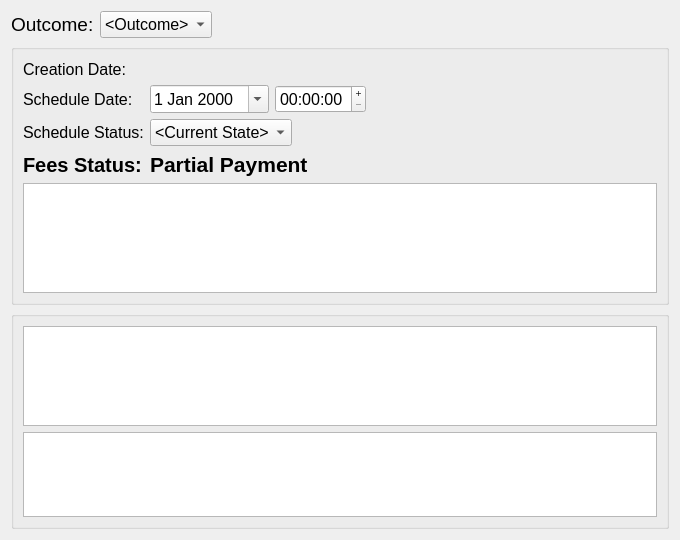
lansdon/cpts483_drc, file drc/gui/mediationsessionform.ui: the form before one commit.
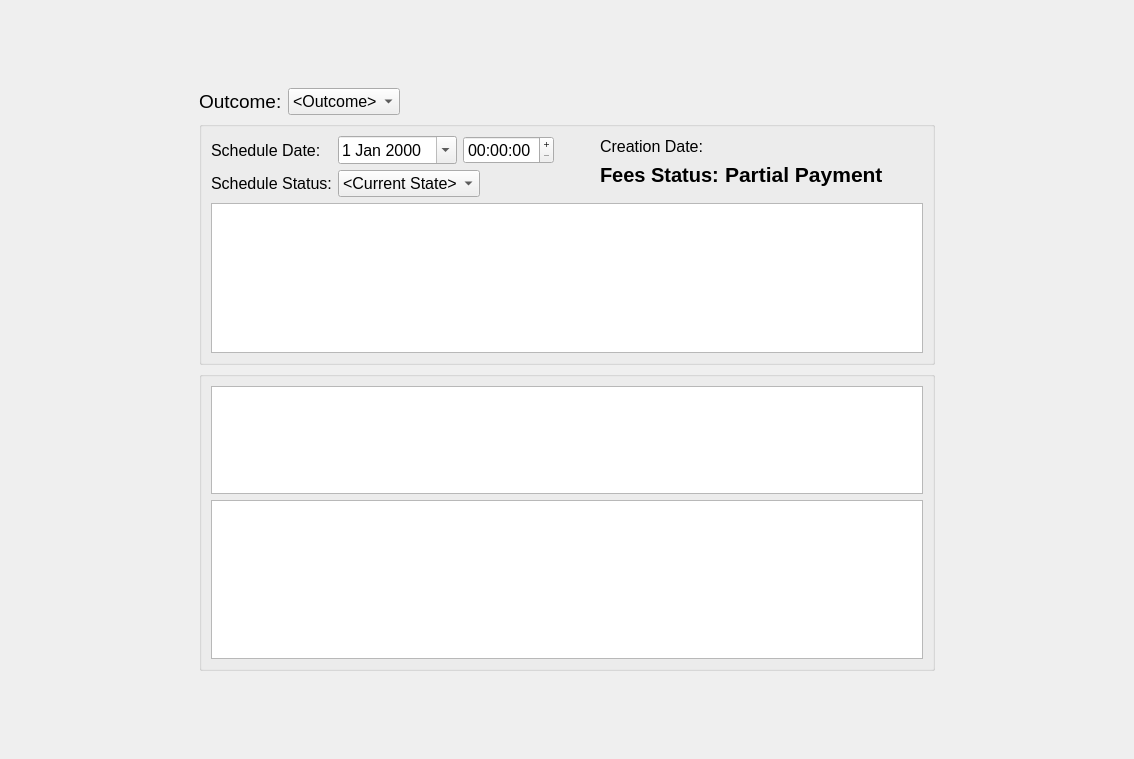
The form after the commit.

Patch:
```diff
--- a/drc/gui/mediationsessionform.ui
+++ b/drc/gui/mediationsessionform.ui
@@ -6,8 +6,8 @@
    <rect>
     <x>0</x>
     <y>0</y>
-    <width>680</width>
-    <height>540</height>
+    <width>1134</width>
+    <height>759</height>
    </rect>
   </property>
   <property name="sizePolicy">
@@ -16,12 +16,6 @@
     <verstretch>0</verstretch>
    </sizepolicy>
   </property>
-  <property name="maximumSize">
-   <size>
-    <width>16777215</width>
-    <height>600</height>
-   </size>
-  </property>
   <property name="baseSize">
    <size>
     <width>700</width>
@@ -36,50 +30,8 @@
   <property name="windowTitle">
    <string>Mediation Session</string>
   </property>
-  <layout class="QVBoxLayout" name="verticalLayout">
-   <item>
-    <layout class="QHBoxLayout" name="horizontalLayout_3">
-     <item>
-      <layout class="QFormLayout" name="formLayout_2">
-       <item row="0" column="0">
-        <widget class="QLabel" name="label_3">
-         <property name="font">
-          <font>
-           <pointsize>14</pointsize>
-          </font>
-         </property>
-         <property name="text">
-          <string>Outcome:</string>
-         </property>
-        </widget>
-       </item>
-       <item row="0" column="1">
-        <widget class="QComboBox" name="outcomeComboBox">
-         <item>
-          <property name="text">
-           <string>&lt;Outcome&gt;</string>
-          </property>
-         </item>
-        </widget>
-       </item>
-      </layout>
-     </item>
-     <item>
-      <spacer name="horizontalSpacer">
-       <property name="orientation">
-        <enum>Qt::Horizontal</enum>
-       </property>
-       <property name="sizeHint" stdset="0">
-        <size>
-         <width>40</width>
-         <height>20</height>
-        </size>
-       </property>
-      </spacer>
-     </item>
-    </layout>
-   </item>
-   <item>
+  <layout class="QGridLayout" name="gridLayout">
+   <item row="2" column="1">
     <widget class="QGroupBox" name="groupBox_2">
      <property name="title">
       <string/>
@@ -88,6 +40,8 @@
       <item>
        <layout class="QVBoxLayout" name="verticalLayout_3">
         <item>
+         <layout class="QHBoxLayout" name="horizontalLayout_4">
+          <item>
          <layout class="QFormLayout" name="formLayout">
           <property name="sizeConstraint">
            <enum>QLayout::SetNoConstraint</enum>
@@ -96,21 +50,6 @@
            <enum>QFormLayout::AllNonFixedFieldsGrow</enum>
           </property>
           <item row="0" column="0">
-           <widget class="QLabel" name="creationDateLabel">
-            <property name="font">
-             <font>
-              <pointsize>12</pointsize>
-             </font>
-            </property>
-            <property name="text">
-             <string>Creation Date:</string>
-            </property>
-            <property name="textInteractionFlags">
-             <set>Qt::LinksAccessibleByMouse</set>
-            </property>
-           </widget>
-          </item>
-          <item row="1" column="0">
            <widget class="QLabel" name="label">
             <property name="font">
              <font>
@@ -122,63 +61,7 @@
             </property>
            </widget>
           </item>
-          <item row="2" column="0">
-           <widget class="QLabel" name="label_2">
-            <property name="text">
-             <string>Schedule Status:</string>
-            </property>
-           </widget>
-          </item>
-          <item row="3" column="0">
-           <widget class="QLabel" name="FeesPaidLabel">
-            <property name="font">
-             <font>
-              <pointsize>15</pointsize>
-              <weight>75</weight>
-              <bold>true</bold>
-             </font>
-            </property>
-            <property name="text">
-             <string>Fees Status:</string>
-            </property>
-           </widget>
-          </item>
           <item row="0" column="1">
-           <layout class="QHBoxLayout" name="horizontalLayout_4">
-            <item>
-             <widget class="QLabel" name="CreationDateDisplayLabel">
-              <property name="sizePolicy">
-               <sizepolicy hsizetype="Expanding" vsizetype="Preferred">
-                <horstretch>0</horstretch>
-                <verstretch>0</verstretch>
-               </sizepolicy>
-              </property>
-              <property name="font">
-               <font>
-                <pointsize>12</pointsize>
-               </font>
-              </property>
-              <property name="text">
-               <string>&lt;Creation Date&gt;</string>
-              </property>
-             </widget>
-            </item>
-            <item>
-             <spacer name="horizontalSpacer_2">
-              <property name="orientation">
-               <enum>Qt::Horizontal</enum>
-              </property>
-              <property name="sizeHint" stdset="0">
-               <size>
-                <width>40</width>
-                <height>20</height>
-               </size>
-              </property>
-             </spacer>
-            </item>
-           </layout>
-          </item>
-          <item row="1" column="1">
            <layout class="QHBoxLayout" name="horizontalLayout_5">
             <item>
              <widget class="QDateEdit" name="dateEdit">
@@ -204,7 +87,7 @@
              </widget>
             </item>
             <item>
-             <spacer name="horizontalSpacer_3">
+               <spacer name="horizontalSpacer_4">
               <property name="orientation">
                <enum>Qt::Horizontal</enum>
               </property>
@@ -218,8 +101,15 @@
             </item>
            </layout>
           </item>
-          <item row="2" column="1">
-           <layout class="QHBoxLayout" name="horizontalLayout_6">
+            <item row="1" column="0">
+             <widget class="QLabel" name="label_2">
+              <property name="text">
+               <string>Schedule Status:</string>
+              </property>
+             </widget>
+            </item>
+            <item row="1" column="1">
+             <layout class="QHBoxLayout" name="horizontalLayout_8">
             <item>
              <widget class="QComboBox" name="stateComboBox">
               <property name="minimumSize">
@@ -241,7 +131,7 @@
              </widget>
             </item>
             <item>
-             <spacer name="horizontalSpacer_4">
+               <spacer name="horizontalSpacer_5">
               <property name="orientation">
                <enum>Qt::Horizontal</enum>
               </property>
@@ -255,8 +145,41 @@
             </item>
            </layout>
           </item>
-          <item row="3" column="1">
-           <layout class="QHBoxLayout" name="horizontalLayout_7">
+           </layout>
+          </item>
+          <item>
+           <layout class="QFormLayout" name="formLayout_3">
+            <item row="0" column="0">
+             <widget class="QLabel" name="creationDateLabel">
+              <property name="font">
+               <font>
+                <pointsize>12</pointsize>
+               </font>
+              </property>
+              <property name="text">
+               <string>Creation Date:</string>
+              </property>
+              <property name="textInteractionFlags">
+               <set>Qt::LinksAccessibleByMouse</set>
+              </property>
+             </widget>
+            </item>
+            <item row="1" column="0">
+             <widget class="QLabel" name="FeesPaidLabel">
+              <property name="font">
+               <font>
+                <pointsize>15</pointsize>
+                <weight>75</weight>
+                <bold>true</bold>
+               </font>
+              </property>
+              <property name="text">
+               <string>Fees Status:</string>
+              </property>
+             </widget>
+            </item>
+            <item row="1" column="1">
+             <layout class="QHBoxLayout" name="horizontalLayout_6">
             <item>
              <widget class="QLabel" name="feePaidDisplayLabel">
               <property name="font">
@@ -272,7 +195,7 @@
              </widget>
             </item>
             <item>
-             <spacer name="horizontalSpacer_5">
+               <spacer name="horizontalSpacer_2">
               <property name="orientation">
                <enum>Qt::Horizontal</enum>
               </property>
@@ -286,17 +209,61 @@
             </item>
            </layout>
           </item>
-         </layout>
-        </item>
+            <item row="0" column="1">
+             <layout class="QHBoxLayout" name="horizontalLayout_7">
+              <item>
+               <widget class="QLabel" name="CreationDateDisplayLabel">
+                <property name="sizePolicy">
+                 <sizepolicy hsizetype="Expanding" vsizetype="Preferred">
+                  <horstretch>0</horstretch>
+                  <verstretch>0</verstretch>
+                 </sizepolicy>
+                </property>
+                <property name="font">
+                 <font>
+                  <pointsize>12</pointsize>
+                 </font>
+                </property>
+                <property name="text">
+                 <string>&lt;Creation Date&gt;</string>
+                </property>
+               </widget>
+              </item>
+              <item>
+               <spacer name="horizontalSpacer_3">
+                <property name="orientation">
+                 <enum>Qt::Horizontal</enum>
+                </property>
+                <property name="sizeHint" stdset="0">
+                 <size>
+                  <width>40</width>
+                  <height>20</height>
+                 </size>
+                </property>
+               </spacer>
+              </item>
+             </layout>
+            </item>
+           </layout>
+          </item>
+         </layout>
+        </item>
         <item>
-         <widget class="QTableWidget" name="feeDiplayTableWidget"/>
+         <widget class="QTableWidget" name="feeDiplayTableWidget">
+          <property name="maximumSize">
+           <size>
+            <width>16777215</width>
+            <height>150</height>
+           </size>
+          </property>
+         </widget>
         </item>
        </layout>
       </item>
      </layout>
     </widget>
    </item>
-   <item>
+   <item row="3" column="1">
     <widget class="QGroupBox" name="groupBox">
      <property name="maximumSize">
       <size>
@@ -327,13 +294,114 @@
          </widget>
         </item>
         <item>
-         <widget class="QTableWidget" name="attyAttendTableWidget"/>
+         <widget class="QTableWidget" name="attyAttendTableWidget">
+          <property name="maximumSize">
+           <size>
+            <width>16777215</width>
+            <height>175</height>
+           </size>
+          </property>
+         </widget>
         </item>
        </layout>
       </item>
      </layout>
     </widget>
    </item>
+   <item row="2" column="2">
+    <spacer name="horizontalSpacer_7">
+     <property name="orientation">
+      <enum>Qt::Horizontal</enum>
+     </property>
+     <property name="sizeHint" stdset="0">
+      <size>
+       <width>40</width>
+       <height>20</height>
+      </size>
+     </property>
+    </spacer>
+   </item>
+   <item row="1" column="1">
+    <layout class="QHBoxLayout" name="horizontalLayout_3">
+     <item>
+      <layout class="QFormLayout" name="formLayout_2">
+       <item row="0" column="0">
+        <widget class="QLabel" name="label_3">
+         <property name="font">
+          <font>
+           <pointsize>14</pointsize>
+          </font>
+         </property>
+         <property name="text">
+          <string>Outcome:</string>
+         </property>
+        </widget>
+       </item>
+       <item row="0" column="1">
+        <widget class="QComboBox" name="outcomeComboBox">
+         <item>
+          <property name="text">
+           <string>&lt;Outcome&gt;</string>
+          </property>
+         </item>
+        </widget>
+       </item>
+      </layout>
+     </item>
+     <item>
+      <spacer name="horizontalSpacer">
+       <property name="orientation">
+        <enum>Qt::Horizontal</enum>
+       </property>
+       <property name="sizeHint" stdset="0">
+        <size>
+         <width>40</width>
+         <height>20</height>
+        </size>
+       </property>
+      </spacer>
+     </item>
+    </layout>
+   </item>
+   <item row="0" column="1">
+    <spacer name="verticalSpacer">
+     <property name="orientation">
+      <enum>Qt::Vertical</enum>
+     </property>
+     <property name="sizeHint" stdset="0">
+      <size>
+       <width>20</width>
+       <height>40</height>
+      </size>
+     </property>
+    </spacer>
+   </item>
+   <item row="2" column="0">
+    <spacer name="horizontalSpacer_6">
+     <property name="orientation">
+      <enum>Qt::Horizontal</enum>
+     </property>
+     <property name="sizeHint" stdset="0">
+      <size>
+       <width>40</width>
+       <height>20</height>
+      </size>
+     </property>
+    </spacer>
+   </item>
+   <item row="4" column="1">
+    <spacer name="verticalSpacer_2">
+     <property name="orientation">
+      <enum>Qt::Vertical</enum>
+     </property>
+     <property name="sizeHint" stdset="0">
+      <size>
+       <width>20</width>
+       <height>40</height>
+      </size>
+     </property>
+    </spacer>
+   </item>
   </layout>
  </widget>
  <resources/>
```
Lines whose indentation alone changed are shown as unchanged.
